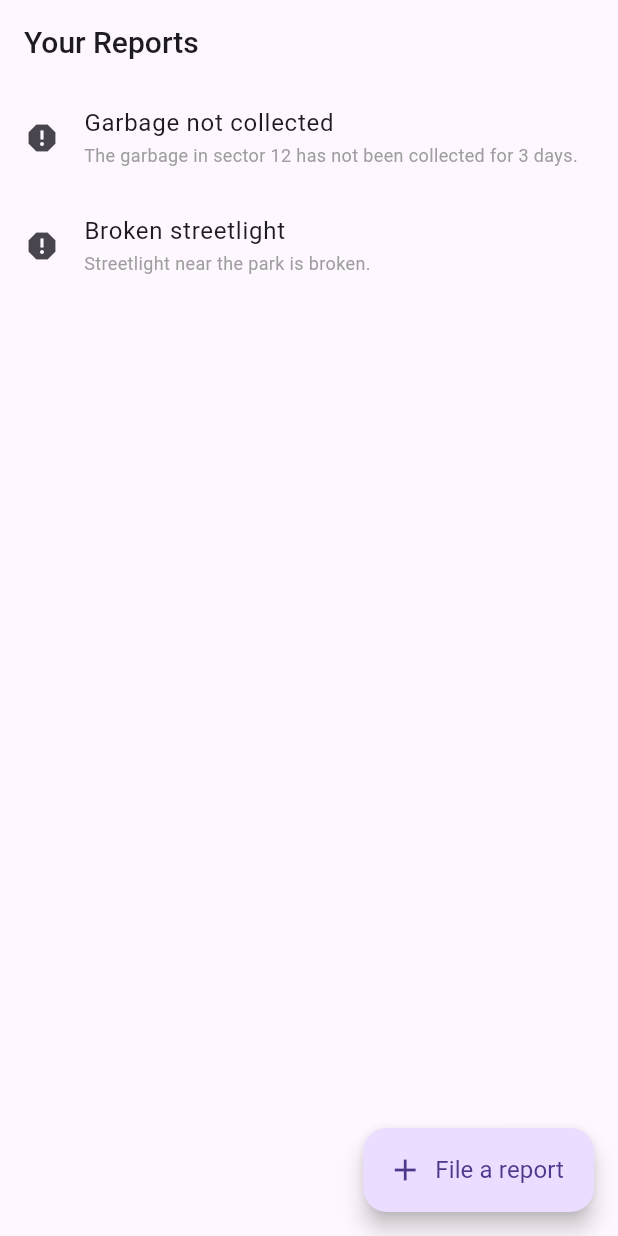
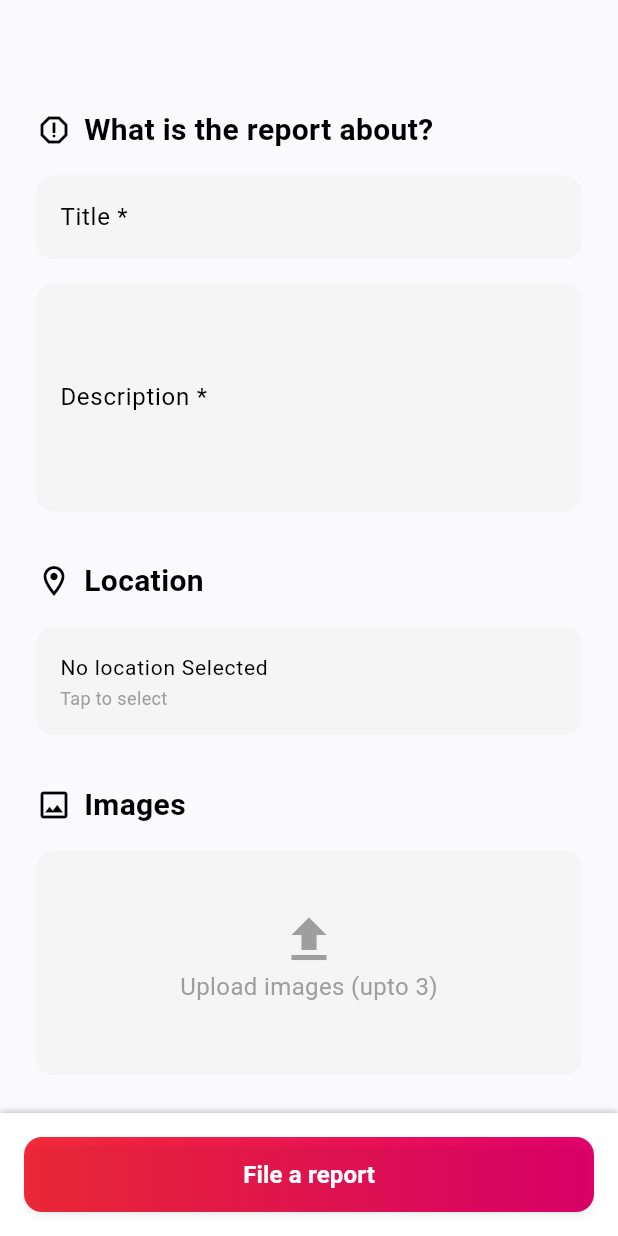
Before and after one commit to ThisIsSidam/swach_track, a Flutter app: the CitizenHomeScreen screen opened by its route, after a tap on "File a report", on a phone screen of 412 x 824 dp. Run offline on Flutter 3.47's test engine with Material 3 defaults, Android fonts, the phone set to English and light mode, and no system bars; our stand-ins replace equatable, flutter_bloc, go_router; network calls fail.

Commit message:
feat: added report filing screen ui

```diff
--- a/lib/app/router/app_router.dart
+++ b/lib/app/router/app_router.dart
@@ -1,19 +1,25 @@
 import 'package:go_router/go_router.dart';
 import 'package:swach_track/app/router/routes.dart';
-import 'package:swach_track/feature/auth/auth_module.dart';
-import 'package:swach_track/feature/citizen-home/citizen_module.dart';
-import 'package:swach_track/feature/municipality-home/municipality_module.dart';
-
-import 'module.dart';
+import 'package:swach_track/feature/auth/login_choice_screen.dart';
+import 'package:swach_track/feature/citizen-home/presentation/screens/citizen_homescreen.dart';
+import 'package:swach_track/feature/file-report/presentation/screens/file_report_screen.dart';
+import 'package:swach_track/feature/municipality-home/municipality_homescreen.dart';
 
 GoRouter getAppRouter = GoRouter(
   initialLocation: AppRoute.auth.path,
   debugLogDiagnostics: true,
   routes: <RouteBase>[
-    ...AppModule.buildAll(<AppModule>[
-      AuthModule(),
-      CitizenModule(),
-      MunicipalityModule(),
-    ]),
+    AppRoute.auth.toGoRoute(
+      builder: (_, GoRouterState s) => LoginChoiceScreen(key: s.pageKey),
+    ),
+    AppRoute.citizenHome.toGoRoute(
+      builder: (_, GoRouterState s) => CitizenHomeScreen(key: s.pageKey),
+    ),
+    AppRoute.municipalityHome.toGoRoute(
+      builder: (_, GoRouterState s) => MunicipalityHomeScreen(key: s.pageKey),
+    ),
+    AppRoute.fileReport.toGoRoute(
+      builder: (_, s) => FileReportScreen(key: s.pageKey),
+    ),
   ],
 );
--- a/lib/app/router/module.dart
+++ /dev/null
@@ -1,13 +0,0 @@
-import 'package:go_router/go_router.dart';
-
-abstract class AppModule {
-  AppModule();
-
-  String get name;
-
-  List<RouteBase> build();
-
-  static Iterable<RouteBase> buildAll(List<AppModule> modules) {
-    return modules.expand((AppModule e) => e.build());
-  }
-}
--- a/lib/app/router/routes.dart
+++ b/lib/app/router/routes.dart
@@ -6,6 +6,8 @@ enum AppRoute {
   auth('/auth', 'AUTH'),
 
   citizenHome('/home', 'CITIZEN_HOME'),
+  fileReport('/home/file-report', 'FILE_REPORT'),
+
   municipalityHome('/municipality/home', 'MUNICIPALITY_HOME');
 
   const AppRoute(this.path, this.name);
--- /dev/null
+++ b/lib/core/extensions/context_ext.dart
@@ -0,0 +1,11 @@
+import 'package:flutter/material.dart';
+
+extension ContextExt on BuildContext {
+  ThemeData get theme => Theme.of(this);
+
+  ColorScheme get colors => Theme.of(this).colorScheme;
+
+  EdgeInsets get padding => MediaQuery.paddingOf(this);
+
+  bool get isDarkMode => Theme.of(this).brightness == Brightness.dark;
+}
--- a/lib/feature/auth/auth_module.dart
+++ /dev/null
@@ -1,21 +0,0 @@
-import 'package:flutter/material.dart';
-import 'package:go_router/go_router.dart';
-import 'package:swach_track/feature/auth/login_choice_screen.dart';
-
-import '../../app/router/module.dart';
-import '../../app/router/routes.dart';
-
-class AuthModule extends AppModule {
-  @override
-  String get name => 'Auth';
-
-  @override
-  List<RouteBase> build() {
-    return <RouteBase>[
-      AppRoute.auth.toGoRoute(
-        builder: (BuildContext context, GoRouterState state) =>
-            const LoginChoiceScreen(),
-      ),
-    ];
-  }
-}
--- a/lib/feature/citizen-home/citizen_module.dart
+++ /dev/null
@@ -1,20 +0,0 @@
-import 'package:flutter/material.dart';
-import 'package:go_router/go_router.dart';
-import 'package:swach_track/app/router/module.dart';
-import 'package:swach_track/app/router/routes.dart';
-import 'package:swach_track/feature/citizen-home/presentation/screens/citizen_homescreen.dart';
-
-class CitizenModule extends AppModule {
-  @override
-  String get name => 'Citizen';
-
-  @override
-  List<RouteBase> build() {
-    return <RouteBase>[
-      AppRoute.citizenHome.toGoRoute(
-        builder: (BuildContext context, GoRouterState state) =>
-            const CitizenHomeScreen(),
-      ),
-    ];
-  }
-}
--- a/lib/feature/citizen-home/presentation/screens/citizen_homescreen.dart
+++ b/lib/feature/citizen-home/presentation/screens/citizen_homescreen.dart
@@ -1,12 +1,12 @@
 import 'package:flutter/material.dart';
 import 'package:flutter_bloc/flutter_bloc.dart';
+import 'package:go_router/go_router.dart';
+import 'package:swach_track/app/router/routes.dart';
 import 'package:swach_track/feature/citizen-home/presentation/blocs/reports_cubit.dart';
 import 'package:swach_track/shared/app_text.dart';
 
 class CitizenHomeScreen extends StatelessWidget {
   const CitizenHomeScreen({super.key});
-
-  void onAdd() {}
 
   @override
   Widget build(BuildContext context) {
@@ -20,7 +20,9 @@ class CitizenHomeScreen extends StatelessWidget {
               return const Center(child: CircularProgressIndicator());
             } else if (state is ReportsLoaded) {
               if (state.reports.isEmpty) {
-                return _EmptyReports(onAdd: onAdd);
+                return _EmptyReports(
+                  onAdd: () => context.go(AppRoute.fileReport.path),
+                );
               }
               return ListView.builder(
                 itemCount: state.reports.length,
@@ -55,7 +57,7 @@ class CitizenHomeScreen extends StatelessWidget {
           builder: (context, state) {
             if (state is ReportsLoaded && state.reports.isNotEmpty) {
               return FloatingActionButton.extended(
-                onPressed: onAdd,
+                onPressed: () => context.go(AppRoute.fileReport.path),
                 icon: const Icon(Icons.add),
                 label: AppText.body1('File a report'),
               );
--- /dev/null
+++ b/lib/feature/file-report/data/models/report_form.dart
@@ -0,0 +1,40 @@
+import 'dart:io';
+
+import 'package:equatable/equatable.dart';
+
+class ReportForm extends Equatable {
+  final String? title;
+  final String? description;
+  final List<File>? images;
+  final String? reportedBy;
+
+  // TODO: Have to use lat longs.. string for placeholder
+  final String? location;
+
+  const ReportForm({
+    this.title,
+    this.images,
+    this.reportedBy,
+    this.description,
+    this.location,
+  });
+
+  ReportForm copyWith({
+    String? title,
+    String? description,
+    List<File>? images,
+    String? reportedBy,
+    String? location,
+  }) {
+    return ReportForm(
+      title: title ?? this.title,
+      description: description ?? this.description,
+      images: images ?? this.images,
+      reportedBy: reportedBy ?? this.reportedBy,
+      location: location ?? this.location,
+    );
+  }
+
+  @override
+  List<Object?> get props => [title, description, images, reportedBy, location];
+}
--- /dev/null
+++ b/lib/feature/file-report/presentation/bloc/file_report_cubit.dart
@@ -0,0 +1,45 @@
+import 'dart:io';
+
+import 'package:flutter_bloc/flutter_bloc.dart';
+
+import '../../data/models/report_form.dart';
+
+class FileReportCubit extends Cubit<ReportForm> {
+  FileReportCubit() : super(const ReportForm());
+
+  void updateTitle(String value) {
+    final ReportForm current = state;
+    final ReportForm updated = current.copyWith(title: value);
+    emit(updated);
+  }
+
+  void updateDescription(String value) {
+    final ReportForm current = state;
+    final ReportForm updated = current.copyWith(description: value);
+    emit(updated);
+  }
+
+  void addImage(File image) {
+    final ReportForm current = state;
+    final ReportForm updated = current.copyWith(
+      images: [image, ...current.images ?? []],
+    );
+    emit(updated);
+  }
+
+  void removeImage(File image) {
+    final ReportForm current = state;
+    final ReportForm updated = current.copyWith(
+      images: current.images?..remove(image),
+    );
+    emit(updated);
+  }
+
+  void onSubmitEvent() {
+    // Here you can add form validation or API call logic
+    // Fake delay for demo
+    Future<void>.delayed(const Duration(seconds: 2), () {
+      emit(state);
+    });
+  }
+}
--- /dev/null
+++ b/lib/feature/file-report/presentation/screens/file_report_screen.dart
@@ -0,0 +1,88 @@
+import 'package:flutter/material.dart';
+import 'package:flutter_bloc/flutter_bloc.dart';
+import 'package:swach_track/app/theme/app_colors.dart';
+import 'package:swach_track/core/extensions/context_ext.dart';
+import 'package:swach_track/feature/file-report/presentation/widgets/location_section.dart';
+import 'package:swach_track/shared/app_text.dart';
+
+import '../bloc/file_report_cubit.dart';
+import '../widgets/basic_info_section.dart';
+import '../widgets/images_section.dart';
+
+class FileReportScreen extends StatelessWidget {
+  const FileReportScreen({super.key});
+
+  @override
+  Widget build(BuildContext context) {
+    return BlocProvider(
+      create: (context) => FileReportCubit(),
+      child: const _FileReportView(),
+    );
+  }
+}
+
+class _FileReportView extends StatelessWidget {
+  const _FileReportView();
+
+  @override
+  Widget build(BuildContext context) {
+    return Scaffold(
+      bottomNavigationBar: _SubmitButton(),
+      body: const SingleChildScrollView(
+        padding: EdgeInsets.symmetric(horizontal: 24, vertical: 16),
+        child: Column(
+          crossAxisAlignment: CrossAxisAlignment.start,
+          children: <Widget>[
+            SizedBox(height: kToolbarHeight),
+            BasicInfoSection(),
+            SizedBox(height: 32),
+            LocationSection(),
+            SizedBox(height: 32),
+            ImagesSection(),
+          ],
+        ),
+      ),
+    );
+  }
+}
+
+class _SubmitButton extends StatelessWidget {
+  @override
+  Widget build(BuildContext context) {
+    return DecoratedBox(
+      decoration: BoxDecoration(
+        color: context.theme.bottomNavigationBarTheme.backgroundColor,
+        boxShadow: <BoxShadow>[
+          BoxShadow(
+            color: context.colors.shadow,
+            offset: const Offset(0, -1),
+            blurRadius: 3,
+          ),
+        ],
+      ),
+      child: Container(
+        width: double.infinity,
+        height: 50,
+        margin: const EdgeInsets.all(16),
+        decoration: BoxDecoration(
+          gradient: redGradient,
+          borderRadius: BorderRadius.circular(12),
+        ),
+        child: ElevatedButton(
+          onPressed: () => context.read<FileReportCubit>().onSubmitEvent(),
+          style: ElevatedButton.styleFrom(
+            backgroundColor: Colors.transparent,
+            shape: RoundedRectangleBorder(
+              borderRadius: BorderRadius.circular(12),
+            ),
+          ),
+          child: const AppText.body1(
+            'File a report',
+            color: Colors.white,
+            fontWeight: FontWeight.bold,
+          ),
+        ),
+      ),
+    );
+  }
+}
--- /dev/null
+++ b/lib/feature/file-report/presentation/widgets/app_text_field.dart
@@ -0,0 +1,29 @@
+import 'package:flutter/material.dart';
+
+class AppTextField extends StatelessWidget {
+  const AppTextField({
+    required this.label,
+    required this.hint,
+    this.value,
+    required this.onChanged,
+    super.key,
+    this.keyboardType = TextInputType.text,
+    this.maxLines = 1,
+  });
+  final String label;
+  final String hint;
+  final String? value;
+  final ValueChanged<String> onChanged;
+  final TextInputType keyboardType;
+  final int maxLines;
+
+  @override
+  Widget build(BuildContext context) {
+    return TextField(
+      keyboardType: keyboardType,
+      maxLines: maxLines,
+      decoration: InputDecoration(labelText: label, hintText: hint),
+      onChanged: onChanged,
+    );
+  }
+}
--- /dev/null
+++ b/lib/feature/file-report/presentation/widgets/basic_info_section.dart
@@ -0,0 +1,37 @@
+import 'package:flutter/material.dart';
+import 'package:flutter_bloc/flutter_bloc.dart';
+
+import '../bloc/file_report_cubit.dart';
+import 'app_text_field.dart';
+import 'section_header.dart';
+
+class BasicInfoSection extends StatelessWidget {
+  const BasicInfoSection({super.key});
+
+  @override
+  Widget build(BuildContext context) {
+    final form = context.watch<FileReportCubit>().state;
+
+    return Column(
+      crossAxisAlignment: CrossAxisAlignment.start,
+      children: <Widget>[
+        const SectionHeader(Icons.report_outlined, 'What is the report about?'),
+        const SizedBox(height: 16),
+        AppTextField(
+          label: 'Title *',
+          hint: 'e.g., Public toilet is dirty',
+          value: form.title,
+          onChanged: context.read<FileReportCubit>().updateTitle,
+        ),
+        const SizedBox(height: 16),
+        AppTextField(
+          label: 'Description *',
+          hint: 'Describe your report...',
+          value: form.description,
+          maxLines: 5,
+          onChanged: context.read<FileReportCubit>().updateDescription,
+        ),
+      ],
+    );
+  }
+}
--- /dev/null
+++ b/lib/feature/file-report/presentation/widgets/images_section.dart
@@ -0,0 +1,41 @@
+import 'package:flutter/material.dart';
+import 'package:swach_track/core/extensions/context_ext.dart';
+import 'package:swach_track/shared/app_text.dart';
+
+import 'section_header.dart';
+
+class ImagesSection extends StatelessWidget {
+  const ImagesSection({super.key});
+
+  @override
+  Widget build(BuildContext context) {
+    return Column(
+      crossAxisAlignment: CrossAxisAlignment.start,
+      children: <Widget>[
+        const SectionHeader(Icons.image_outlined, 'Images'),
+        const SizedBox(height: 16),
+        InkWell(
+          onTap: () {
+            // TODO: implement poster upload
+          },
+          child: Container(
+            height: 150,
+            width: double.infinity,
+            decoration: BoxDecoration(
+              color: context.theme.inputDecorationTheme.fillColor,
+              borderRadius: BorderRadius.circular(12),
+            ),
+            child: const Column(
+              mainAxisAlignment: MainAxisAlignment.center,
+              children: <Widget>[
+                Icon(Icons.upload, size: 40, color: Colors.grey),
+                AppText.body1('Upload images (upto 3)', color: Colors.grey),
+                SizedBox(height: 8),
+              ],
+            ),
+          ),
+        ),
+      ],
+    );
+  }
+}
--- /dev/null
+++ b/lib/feature/file-report/presentation/widgets/location_section.dart
@@ -0,0 +1,43 @@
+import 'package:flutter/material.dart';
+import 'package:flutter_bloc/flutter_bloc.dart';
+import 'package:swach_track/feature/file-report/data/models/report_form.dart';
+import 'package:swach_track/shared/app_text.dart';
+
+import '../../../../core/extensions/context_ext.dart';
+import '../bloc/file_report_cubit.dart';
+import 'section_header.dart';
+
+class LocationSection extends StatelessWidget {
+  const LocationSection({super.key});
+
+  @override
+  Widget build(BuildContext context) {
+    final InputDecorationThemeData inputTheme =
+        context.theme.inputDecorationTheme;
+
+    return Column(
+      crossAxisAlignment: CrossAxisAlignment.start,
+      children: <Widget>[
+        const SectionHeader(Icons.location_on_outlined, 'Location'),
+        const SizedBox(height: 16),
+        BlocBuilder<FileReportCubit, ReportForm>(
+          builder: (BuildContext context, ReportForm state) {
+            return DecoratedBox(
+              decoration: BoxDecoration(
+                color: inputTheme.fillColor,
+                borderRadius: BorderRadius.circular(12),
+              ),
+              child: ListTile(
+                onTap: () {
+                  // TODO: Get user location
+                },
+                title: const AppText.label('No location Selected'),
+                subtitle: const AppText.caption('Tap to select'),
+              ),
+            );
+          },
+        ),
+      ],
+    );
+  }
+}
--- /dev/null
+++ b/lib/feature/file-report/presentation/widgets/section_header.dart
@@ -0,0 +1,21 @@
+import 'package:flutter/material.dart';
+import 'package:swach_track/shared/app_text.dart';
+
+import '../../../../core/extensions/context_ext.dart';
+
+class SectionHeader extends StatelessWidget {
+  const SectionHeader(this.icon, this.title, {super.key});
+  final IconData icon;
+  final String title;
+
+  @override
+  Widget build(BuildContext context) {
+    return Row(
+      children: <Widget>[
+        Icon(icon, color: context.colors.onSurface, size: 24),
+        const SizedBox(width: 8),
+        AppText.title1(title, fontWeight: FontWeight.bold),
+      ],
+    );
+  }
+}
--- a/lib/feature/municipality-home/municipality_module.dart
+++ /dev/null
@@ -1,20 +0,0 @@
-import 'package:flutter/material.dart';
-import 'package:go_router/go_router.dart';
-import 'package:swach_track/app/router/module.dart';
-import 'package:swach_track/app/router/routes.dart';
-import 'package:swach_track/feature/municipality-home/municipality_homescreen.dart';
-
-class MunicipalityModule extends AppModule {
-  @override
-  String get name => 'Municipality';
-
-  @override
-  List<RouteBase> build() {
-    return <RouteBase>[
-      AppRoute.municipalityHome.toGoRoute(
-        builder: (BuildContext context, GoRouterState state) =>
-            const MunicipalityHomeScreen(),
-      ),
-    ];
-  }
-}
--- a/lib/main.dart
+++ b/lib/main.dart
@@ -1,6 +1,7 @@
 import 'package:flutter/material.dart';
 import 'package:flutter_bloc/flutter_bloc.dart';
 import 'package:swach_track/app/router/app_router.dart';
+import 'package:swach_track/app/theme/light_theme.dart';
 import 'package:swach_track/core/blocs/app_cubit.dart';
 
 void main() => runApp(const MyApp());
@@ -14,7 +15,7 @@ class MyApp extends StatelessWidget {
       child: MaterialApp.router(
         title: 'SwachTrack Login',
         debugShowCheckedModeBanner: false,
-        theme: ThemeData(useMaterial3: true),
+        theme: lightTheme,
         routerConfig: getAppRouter,
       ),
     );
```
